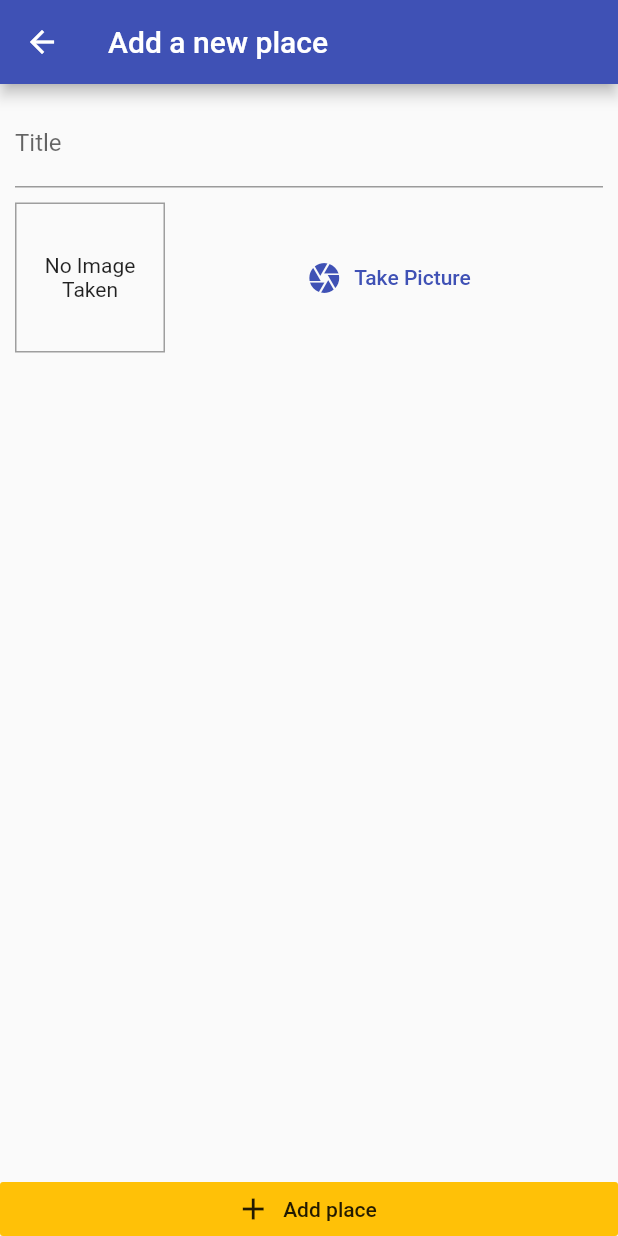
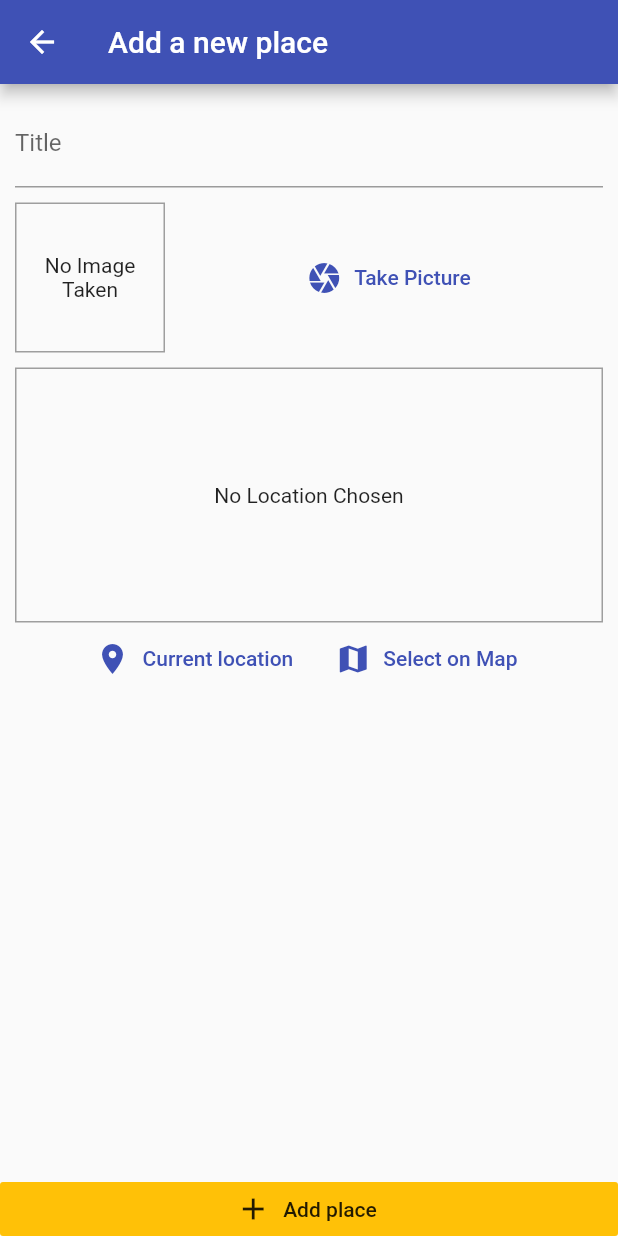
Before and after one commit to mnnkhndlwl/flutter_My_places, a Flutter app: the AddPlaceScreen screen opened by its route, on a phone screen of 412 x 824 dp. Run offline on Flutter 3.47's test engine with Material 2 defaults, Android fonts, the light colour scheme and no system bars; our stand-ins replace image_picker, location, sqflite; accounts and stored records are empty.

Commit message:
location worked

```diff
--- a/lib/screens/add_place_screen.dart
+++ b/lib/screens/add_place_screen.dart
@@ -1,4 +1,5 @@
 import 'package:flutter/material.dart';
+import '../widgets/location_input.dart';
 import '../widgets/image_input.dart';
 import 'dart:io';
 import 'package:provider/provider.dart';
@@ -49,6 +50,8 @@
                   ),
                   SizedBox(height: 10,),
                   ImageInput(_selectImage),
+                  SizedBox(height: 10,),
+                  LocationInput()
                 ],),
               ),
             ),
--- /dev/null
+++ b/lib/widgets/location_input.dart
@@ -0,0 +1,58 @@
+import 'package:flutter/material.dart';
+import 'package:location/location.dart';
+
+class LocationInput extends StatefulWidget {
+  @override
+  State<LocationInput> createState() => _LocationInputState();
+}
+
+class _LocationInputState extends State<LocationInput> {
+  String _previewImageUrl;
+
+  Future<void> _getCurrentUserLocation() async {
+    final locData = await Location().getLocation();
+    print(locData.latitude);
+    print(locData.longitude);
+  }
+
+  @override
+  Widget build(BuildContext context) {
+    return Column(
+      children: <Widget>[
+        Container(
+          height: 170,
+          width: double.infinity,
+          decoration: BoxDecoration(border: Border.all(width: 1,color: Colors.grey),),
+          alignment: Alignment.center,
+          child: _previewImageUrl == null
+              ? Text(
+                  'No Location Chosen',
+                  textAlign: TextAlign.center,
+                )
+              : Image.network(
+                  _previewImageUrl,
+                  fit: BoxFit.cover,
+                  width: double.infinity,
+                ),
+        ),
+        Row(
+          mainAxisAlignment: MainAxisAlignment.center,
+          children: <Widget>[
+            FlatButton.icon(
+              icon: Icon(Icons.location_on),
+              label: Text('Current location'),
+              textColor: Theme.of(context).primaryColor,
+              onPressed: _getCurrentUserLocation,
+            ),
+            FlatButton.icon(
+              icon: Icon(Icons.map),
+              label: Text('Select on Map'),
+              textColor: Theme.of(context).primaryColor,
+              onPressed: () {},
+            ),
+          ],
+        )
+      ],
+    );
+  }
+}
--- a/pubspec.yaml
+++ b/pubspec.yaml
@@ -20,6 +20,9 @@
 environment:
   sdk: ">=2.11.0 <3.0.0"
 
+dependency_overrides:
+  platform: ^3.1.0
+
 dependencies:
   flutter:
     sdk: flutter
@@ -28,6 +31,7 @@
   path_provider: ^1.1.0
   path: ^1.6.2
   sqflite: ^1.1.5
+  location: ^4.2.0
 
   # The following adds the Cupertino Icons font to your application.
   # Use with the CupertinoIcons class for iOS style icons.
```
Also changed, not shown: lib/providers/great_places.dart (line endings or trailing spaces), pubspec.lock, 4 other files.
